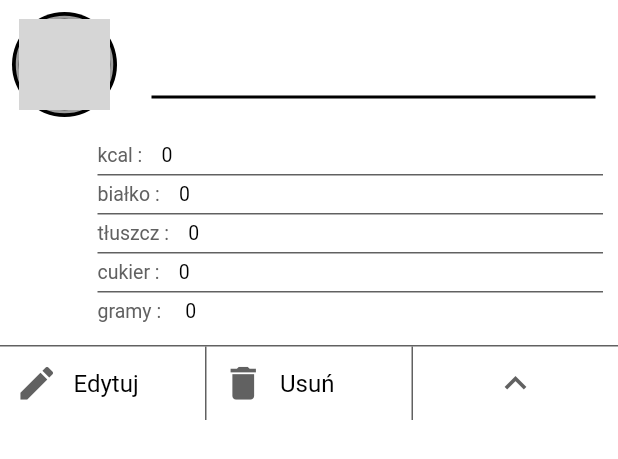
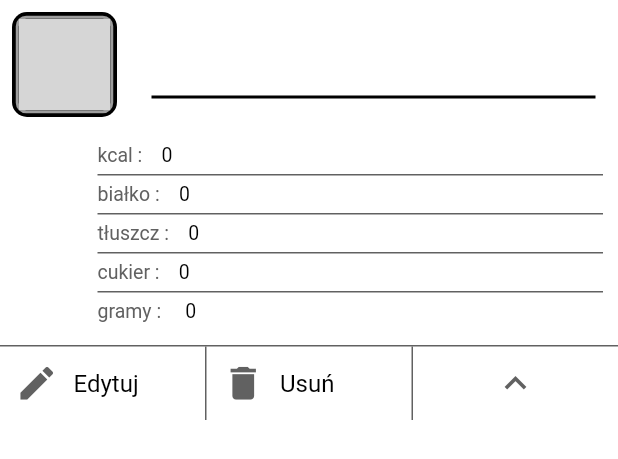
Before and after one commit to piotrkovsy1331/inzynierka, a Flutter app: the NoteExpandableBody widget shown alone on an empty page, opened directly with empty values, on a phone screen of 412 x 824 dp. Shown: the top 459 px of the screen. Run offline on Flutter 3.47's test engine with Material 2 defaults, Android fonts, the phone set to English and light mode, and no system bars; our stand-ins replace auto_route, expandable, firebase_auth, firebase_core, motion_tab_bar_v2, shared_preferences and 1 more; missing offline and left inert: animate_icons; accounts and stored records are empty; network calls fail; grey boxes are pictures that could not be loaded.

Commit message:
changed product ties image from cirular to square oval

```diff
--- a/inzynierka/lib/ui/meal_details_screen/widgets/product_expandable_body.dart
+++ b/inzynierka/lib/ui/meal_details_screen/widgets/product_expandable_body.dart
@@ -44,7 +44,7 @@ class NoteExpandableBody extends StatelessWidget {
                   height: 65,
                   width: 65,
                   child: ClipRRect(
-                    borderRadius: BorderRadius.circular(50.0),
+                    borderRadius: BorderRadius.circular(5.0),
                     child: FadeInImage.memoryNetwork(
                       placeholder: kTransparentImage,
                       image: product.phtotoUrl,
@@ -186,14 +186,14 @@ class NoteExpandableBody extends StatelessWidget {
   BoxDecoration _boxDecoration() {
     return BoxDecoration(
         // gradient: LinearGradient(colors: gradientColor),
-        borderRadius: BorderRadius.circular(50),
+        borderRadius: BorderRadius.circular(7),
         border: Border.all(width: 2, color: Colors.grey));
   }
 
   BoxDecoration _boxDecorationGradient() {
     return BoxDecoration(
       gradient: LinearGradient(colors: gradientColor),
-      borderRadius: BorderRadius.circular(50),
+      borderRadius: BorderRadius.circular(10),
     );
   }
 }
```
